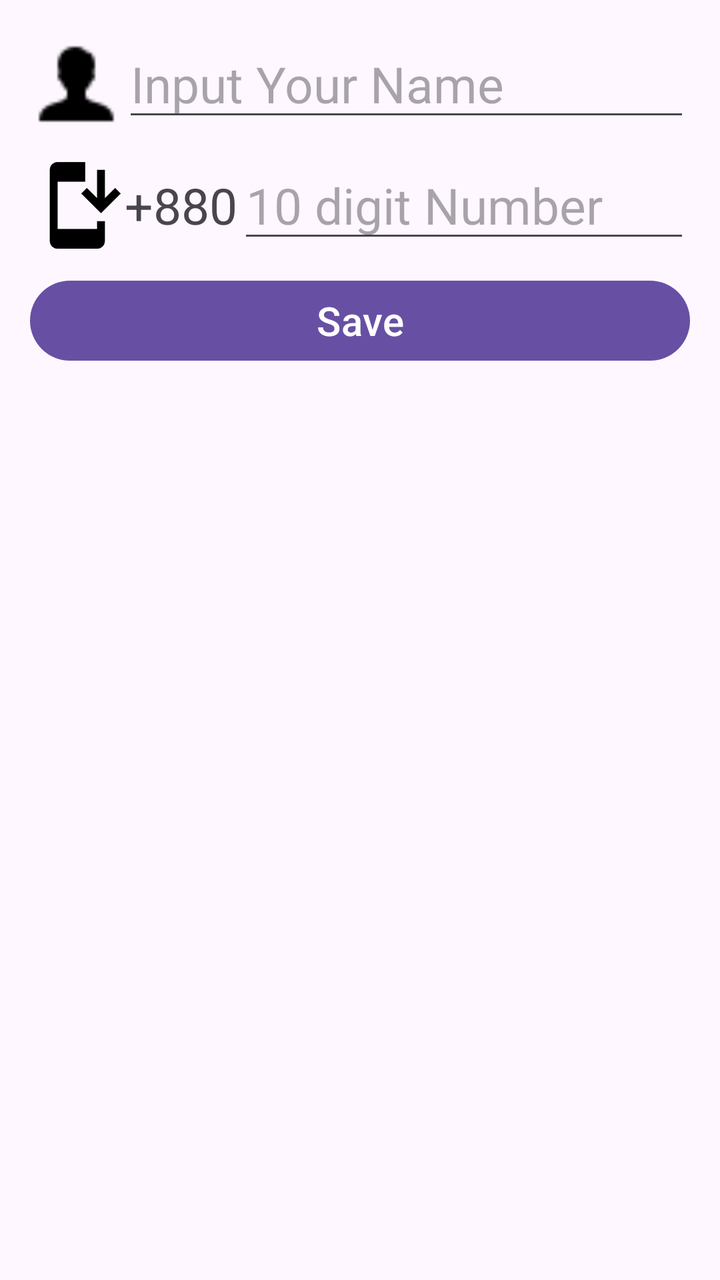
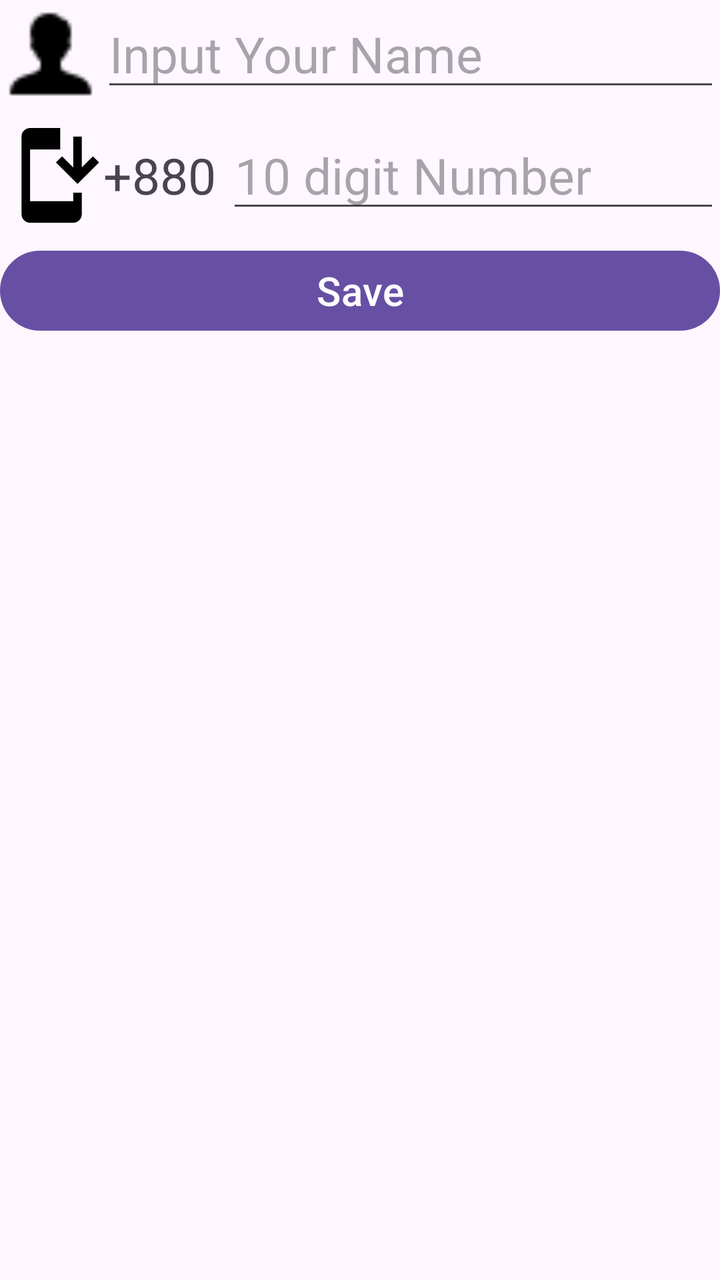

Before-and-after screenshots of an Android layout around one commit, followed by the original layout XML and the change that was made.
<!-- AndroidManifest.xml: application theme Theme.FristProject__Kt -->
<!-- res/layout/activity_main2.xml -->
<?xml version="1.0" encoding="utf-8"?>
<LinearLayout xmlns:android="http://schemas.android.com/apk/res/android"
    xmlns:app="http://schemas.android.com/apk/res-auto"
    xmlns:tools="http://schemas.android.com/tools"
    android:id="@+id/main"
    android:layout_width="match_parent"
    android:layout_height="match_parent"
    tools:context=".MainActivity2"
    android:orientation="vertical"
    android:padding="15dp"
    >

    <LinearLayout
        android:layout_width="match_parent"
        android:layout_height="wrap_content"
        android:orientation="horizontal"
        android:weightSum="5"
        >

        <ImageView
            android:layout_width="match_parent"
            android:layout_height="54dp"
            android:src="@drawable/man_icon"
            android:layout_weight="4.3"
            />

        <EditText
            android:id="@+id/edtNam"
            android:layout_width="match_parent"
            android:layout_height="wrap_content"
            android:hint="Input Your Name"
            android:textSize="25dp"
            android:text=""
            android:inputType="text"
            android:layout_marginBottom="10dp"
            android:layout_weight="0.7"
            />


    </LinearLayout>

    <LinearLayout
        android:layout_width="match_parent"
        android:layout_height="wrap_content"
        android:orientation="horizontal"
        android:weightSum="7"
        >

        <ImageView
            android:layout_width="match_parent"
            android:layout_height="54dp"
            android:src="@drawable/baseline_install_mobile_24"
            android:layout_weight="3"
            />

        <TextView
            android:layout_width="match_parent"
            android:layout_height="54dp"
            android:text="+880"
            android:textSize="25dp"
            android:layout_weight="2.9"
            />

        <EditText
            android:id="@+id/edtNum"
            android:layout_width="match_parent"
            android:layout_height="wrap_content"
            android:hint="10 digit Number"
            android:textSize="25dp"
            android:text=""
            android:inputType="phone"
            android:layout_marginBottom="10dp"
            android:layout_weight="1.1"
            />



    </LinearLayout>

    <Button
        android:id="@+id/btn"
        android:layout_width="match_parent"
        android:layout_height="wrap_content"
        android:text="Save"
        android:textSize="20dp"
        android:layout_marginBottom="10dp"
        />




</LinearLayout>
<!-- resources referenced by this layout -->
<resources>
  <!-- drawable baseline_install_mobile_24 (drawable) -->
  <vector xmlns:android="http://schemas.android.com/apk/res/android" android:height="24dp" android:tint="#000000" android:viewportHeight="24" android:viewportWidth="24" android:width="24dp">
        
      <path android:fillColor="@android:color/white" android:pathData="M17,18H7V6h7V1H7C5.9,1 5,1.9 5,3v18c0,1.1 0.9,2 2,2h10c1.1,0 2,-0.9 2,-2v-5h-2V18z"/>
        
      <path android:fillColor="@android:color/white" android:pathData="M18,14l5,-5l-1.41,-1.41l-2.59,2.58l0,-7.17l-2,0l0,7.17l-2.59,-2.58l-1.41,1.41z"/>
      
  </vector>
  <!-- drawable man_icon: png bitmap (drawable, 318 bytes) -->
  <style name="Theme.FristProject__Kt" parent="Base.Theme.FristProject__Kt" />
  <style name="Base.Theme.FristProject__Kt" parent="Theme.Material3.DayNight.NoActionBar">
          
          
      </style>
</resources>

<!-- the commit's change to res/layout/activity_main2.xml (unified diff, before → after) -->
@@ -1,40 +1,35 @@
 <?xml version="1.0" encoding="utf-8"?>
 <LinearLayout xmlns:android="http://schemas.android.com/apk/res/android"
-    xmlns:app="http://schemas.android.com/apk/res-auto"
     xmlns:tools="http://schemas.android.com/tools"
     android:id="@+id/main"
     android:layout_width="match_parent"
     android:layout_height="match_parent"
-    tools:context=".MainActivity2"
+    android:fitsSystemWindows="true"
     android:orientation="vertical"
-    android:padding="15dp"
-    >
+    tools:context=".MainActivity2">
 
     <LinearLayout
         android:layout_width="match_parent"
         android:layout_height="wrap_content"
         android:orientation="horizontal"
-        android:weightSum="5"
-        >
+        android:weightSum="5">
 
         <ImageView
             android:layout_width="match_parent"
             android:layout_height="54dp"
-            android:src="@drawable/man_icon"
             android:layout_weight="4.3"
-            />
+            android:src="@drawable/man_icon" />
 
         <EditText
             android:id="@+id/edtNam"
             android:layout_width="match_parent"
             android:layout_height="wrap_content"
-            android:hint="Input Your Name"
-            android:textSize="25dp"
-            android:text=""
-            android:inputType="text"
             android:layout_marginBottom="10dp"
             android:layout_weight="0.7"
-            />
+            android:hint="Input Your Name"
+            android:inputType="text"
+            android:text=""
+            android:textSize="25dp" />
 
 
     </LinearLayout>
@@ -43,36 +38,31 @@
         android:layout_width="match_parent"
         android:layout_height="wrap_content"
         android:orientation="horizontal"
-        android:weightSum="7"
-        >
+        android:weightSum="7">
 
         <ImageView
             android:layout_width="match_parent"
             android:layout_height="54dp"
-            android:src="@drawable/baseline_install_mobile_24"
             android:layout_weight="3"
-            />
+            android:src="@drawable/baseline_install_mobile_24" />
 
         <TextView
             android:layout_width="match_parent"
             android:layout_height="54dp"
+            android:layout_weight="2.9"
             android:text="+880"
-            android:textSize="25dp"
-            android:layout_weight="2.9"
-            />
+            android:textSize="25dp" />
 
         <EditText
             android:id="@+id/edtNum"
             android:layout_width="match_parent"
             android:layout_height="wrap_content"
-            android:hint="10 digit Number"
-            android:textSize="25dp"
-            android:text=""
-            android:inputType="phone"
             android:layout_marginBottom="10dp"
             android:layout_weight="1.1"
-            />
-
+            android:hint="10 digit Number"
+            android:inputType="phone"
+            android:text=""
+            android:textSize="25dp" />
 
 
     </LinearLayout>
@@ -81,12 +71,9 @@
         android:id="@+id/btn"
         android:layout_width="match_parent"
         android:layout_height="wrap_content"
+        android:layout_marginBottom="10dp"
         android:text="Save"
-        android:textSize="20dp"
-        android:layout_marginBottom="10dp"
-        />
-
-
+        android:textSize="20dp" />
 
 
 </LinearLayout>
